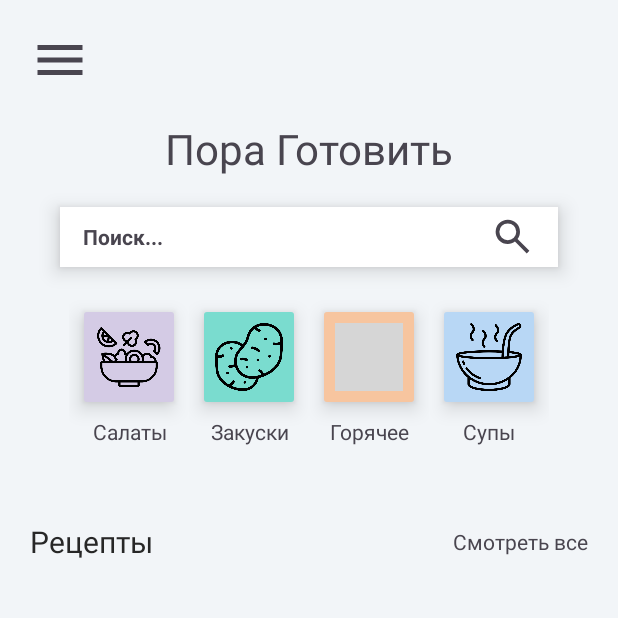
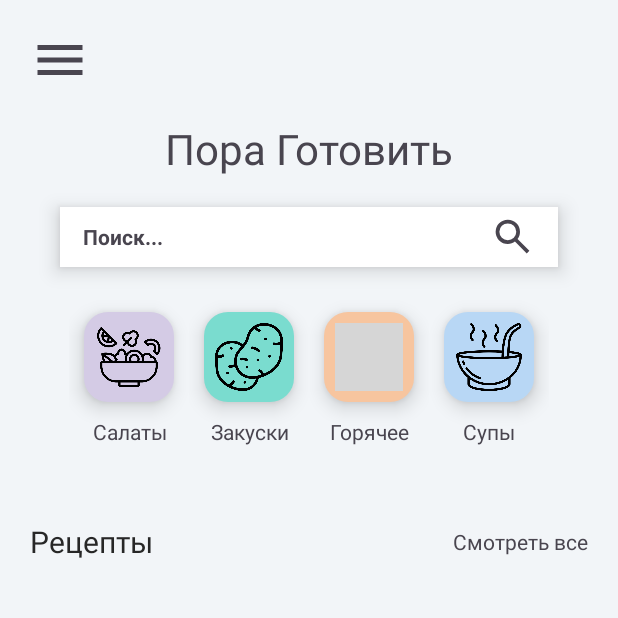
Before and after one commit to teenZzz/Delishes, an Android app: the MainScreen screen opened directly, with no data from a screen before it, on a phone screen of 412 x 824 dp, the top half of it. Run offline under Robolectric (Android 15) with nearby library versions, the phone set to English and light mode, and no system bars; Roboto replaces fonts that are not available here; grey boxes are pictures that could not be loaded.

Commit message:
Закруглил края у карточек

```diff
--- a/app/src/main/res/drawable/card1.xml
+++ b/app/src/main/res/drawable/card1.xml
@@ -2,7 +2,7 @@
 <shape xmlns:android="http://schemas.android.com/apk/res/android">
 
     <corners
-        android:radius="2dp"/>
+        android:radius="16dp"/>
     <solid
         android:color="#d4cbe5"/>
 
--- a/app/src/main/res/drawable/card2.xml
+++ b/app/src/main/res/drawable/card2.xml
@@ -2,7 +2,7 @@
 <shape xmlns:android="http://schemas.android.com/apk/res/android">
 
     <corners
-        android:radius="2dp"/>
+        android:radius="16dp"/>
     <solid
         android:color="#7adccf"/>
 
--- a/app/src/main/res/drawable/card3.xml
+++ b/app/src/main/res/drawable/card3.xml
@@ -2,7 +2,7 @@
 <shape xmlns:android="http://schemas.android.com/apk/res/android">
 
     <corners
-        android:radius="2dp"/>
+        android:radius="16dp"/>
     <solid
         android:color="#f7c59f"/>
 
--- a/app/src/main/res/drawable/card4.xml
+++ b/app/src/main/res/drawable/card4.xml
@@ -2,7 +2,7 @@
 <shape xmlns:android="http://schemas.android.com/apk/res/android">
 
     <corners
-        android:radius="2dp"/>
+        android:radius="16dp"/>
     <solid
         android:color="#b8d7f5"/>
 
--- a/app/src/main/res/layout/activity_main_screen.xml
+++ b/app/src/main/res/layout/activity_main_screen.xml
@@ -90,6 +90,7 @@
                     android:layout_width="60dp"
                     android:layout_height="60dp"
                     android:layout_margin="10dp"
+
                     android:background="@drawable/card1"
                     android:elevation="8dp">
 
```
